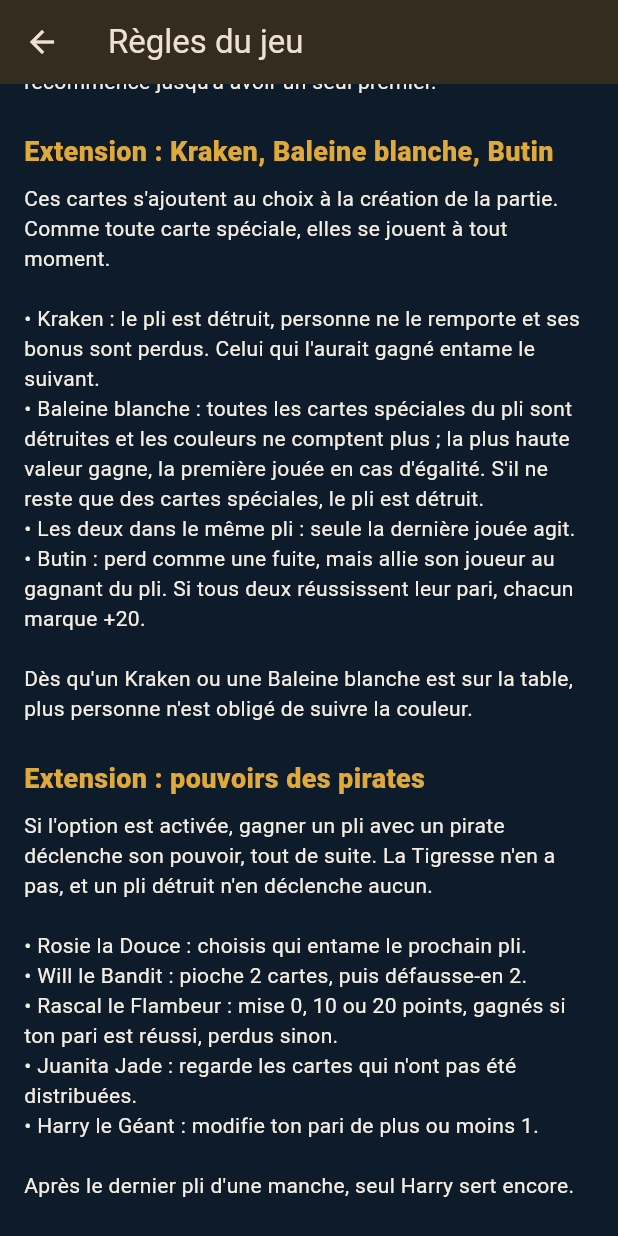
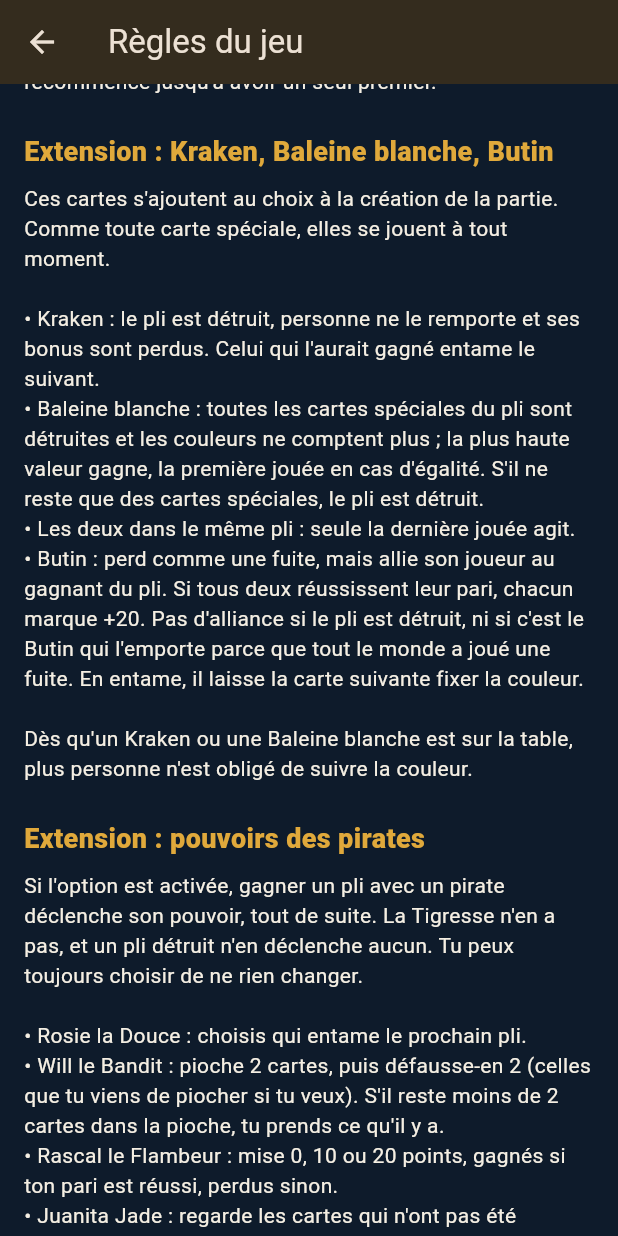
Before and after one commit to ThomsGodart/skull, a Flutter app: the RulesScreen screen opened directly, scrolled down 1728 dp, on a phone screen of 412 x 824 dp. Run offline on Flutter 3.47's test engine with Material 3 defaults, Android fonts, the phone set to English and light mode, and no system bars; our stand-ins replace drift, drift_flutter, wakelock_plus; accounts and stored records are empty; generated files the repository leaves out were written again.

Commit message:
Review fixes for the expansion
A resumed game no longer reopens the cards Juanita showed earlier. A
loot that wins a trick of escapes allies nobody. The table says there is
no suit to follow once a creature or a character lifted it. Texts no
longer claim Rascal scoring can never go negative, the rules cover the
loot and power edge cases, and the new vocabulary is in CONTEXT.md.

Co-Authored-By: Claude Opus 5.5 <noreply@anthropic.com>

```diff
--- a/lib/engine/game.dart
+++ b/lib/engine/game.dart
@@ -92,7 +92,7 @@ final class Game {
   final List<Alliance> _alliances = [];
 
   /// A pirate power waiting for its player's decision.
-  Question? _power;
+  PowerQuestion? _power;
   late final List<int> _scores = List.filled(config.players, 0);
 
   int get _players => config.players;
--- a/lib/ui/rules_content.dart
+++ b/lib/ui/rules_content.dart
@@ -103,7 +103,10 @@ abstract final class RulesContent {
           'des cartes spéciales, le pli est détruit.\n'
           '• Les deux dans le même pli : seule la dernière jouée agit.\n'
           '• Butin : perd comme une fuite, mais allie son joueur au gagnant '
-          'du pli. Si tous deux réussissent leur pari, chacun marque +20.\n\n'
+          'du pli. Si tous deux réussissent leur pari, chacun marque +20. '
+          'Pas d\'alliance si le pli est détruit, ni si c\'est le Butin qui '
+          'l\'emporte parce que tout le monde a joué une fuite. En entame, '
+          'il laisse la carte suivante fixer la couleur.\n\n'
           'Dès qu\'un Kraken ou une Baleine blanche est sur la table, plus '
           'personne n\'est obligé de suivre la couleur.',
     ),
@@ -112,9 +115,12 @@ abstract final class RulesContent {
       body:
           'Si l\'option est activée, gagner un pli avec un pirate déclenche '
           'son pouvoir, tout de suite. La Tigresse n\'en a pas, et un pli '
-          'détruit n\'en déclenche aucun.\n\n'
+          'détruit n\'en déclenche aucun. Tu peux toujours choisir de ne '
+          'rien changer.\n\n'
           '• Rosie la Douce : choisis qui entame le prochain pli.\n'
-          '• Will le Bandit : pioche 2 cartes, puis défausse-en 2.\n'
+          '• Will le Bandit : pioche 2 cartes, puis défausse-en 2 (celles '
+          'que tu viens de piocher si tu veux). S\'il reste moins de 2 '
+          'cartes dans la pioche, tu prends ce qu\'il y a.\n'
           '• Rascal le Flambeur : mise 0, 10 ou 20 points, gagnés si ton '
           'pari est réussi, perdus sinon.\n'
           '• Juanita Jade : regarde les cartes qui n\'ont pas été '
@@ -131,8 +137,10 @@ abstract final class RulesContent {
           '• Pari exact : la totalité, et tous tes bonus.\n'
           '• À un pli près : la moitié, et la moitié de tes bonus.\n'
           '• Deux plis d\'écart ou plus : rien.\n\n'
-          'Il n\'y a jamais de points négatifs. L\'alliance du Butin et la '
-          'mise de Rascal demandent toujours un pari exact.',
+          'Un pari ne fait jamais perdre de points. L\'alliance du Butin et '
+          'la mise de Rascal demandent toujours un pari exact : à un pli '
+          'près, la mise est perdue, et c\'est le seul moyen de finir une '
+          'manche dans le négatif.',
     ),
   ];
 }
--- a/lib/ui/strings.dart
+++ b/lib/ui/strings.dart
@@ -30,6 +30,8 @@ abstract final class Strings {
   static const pickBidFirst = 'Choisis un nombre';
   static const bidsHidden = 'Les autres ont déjà parié en secret.';
   static const yourLead = 'À toi — joue la carte de ton choix';
+  static const playAnything =
+      'À toi — pas de couleur à suivre : joue ce que tu veux';
   static String followSuit(Suit suit) => 'À toi — fournis du ${suitName(suit)}';
   static String noSuitHeld(Suit suit) =>
       'À toi — pas de ${suitName(suit)} : joue ce que tu veux';
@@ -160,7 +162,8 @@ abstract final class Strings {
   static const scoringRascal = 'Rascal';
   static const scoringRascalHelp =
       'Même potentiel pour tous : tout si le pari est exact, la moitié à un '
-      'pli près, rien au-delà. Jamais de points négatifs.';
+      'pli près, rien au-delà. Pas de points négatifs, sauf une mise de '
+      'Rascal le Flambeur perdue.';
   static const optionKraken = 'Kraken';
   static const optionKrakenHelp = 'Détruit le pli : personne ne le remporte.';
   static const optionWhale = 'Baleine blanche';
@@ -168,8 +171,8 @@ abstract final class Strings {
       'Détruit les cartes spéciales : la plus haute valeur gagne.';
   static const optionLoot = 'Butin (2 cartes)';
   static const optionLootHelp =
-      'Alliance avec le gagnant du pli : +20 chacun si les deux paris '
-      'sont réussis.';
+      'Alliance avec le gagnant du pli : +$allianceBonus chacun si les deux '
+      'paris sont réussis.';
   static const optionPowers = 'Pouvoirs des pirates';
   static const optionPowersHelp =
       'Gagner un pli avec un pirate déclenche son pouvoir.';
@@ -232,8 +235,8 @@ abstract final class Strings {
   static String trickDestroyed(String leader) => 'Pli détruit — $leader entame';
   static const trickDestroyedYouLead = 'Pli détruit — tu entames';
   static String alliance(String first, String second) =>
-      'Alliance : $first et $second, +20 chacun si les deux paris '
-      'sont réussis';
+      'Alliance : $first et $second, +$allianceBonus chacun si les deux '
+      'paris sont réussis';
   static String allianceLine(int points) => 'alliance ${signed(points)}';
   static String wagerLine(int points) => 'mise ${signed(points)}';
 
@@ -290,7 +293,7 @@ abstract final class Strings {
     CardKind.mermaid => 'Sirène',
     CardKind.loot => 'Butin',
     CardKind.kraken => 'Kraken',
-    CardKind.whiteWhale => 'Baleine',
+    CardKind.whiteWhale => 'Baleine blanche',
   };
 
   static String bonusName(Bonus bonus) => switch (bonus) {
@@ -302,4 +305,7 @@ abstract final class Strings {
   };
 
   static String signed(int points) => points > 0 ? '+$points' : '$points';
+
+  /// Like [signed], for a figure that may well be zero.
+  static String signedOrZero(int points) => points == 0 ? '0' : signed(points);
 }
```
Also changed, not shown: lib/engine/protocol.dart (+9 -4 lines), lib/engine/trick.dart (+6 -3 lines), lib/game/game_controller.dart (+10 -12 lines), lib/game/power_dialog.dart (+1 -7 lines), lib/game/score_views.dart (+15 -6 lines), lib/game/table_screen.dart (+7 -3 lines), 4 other files.
